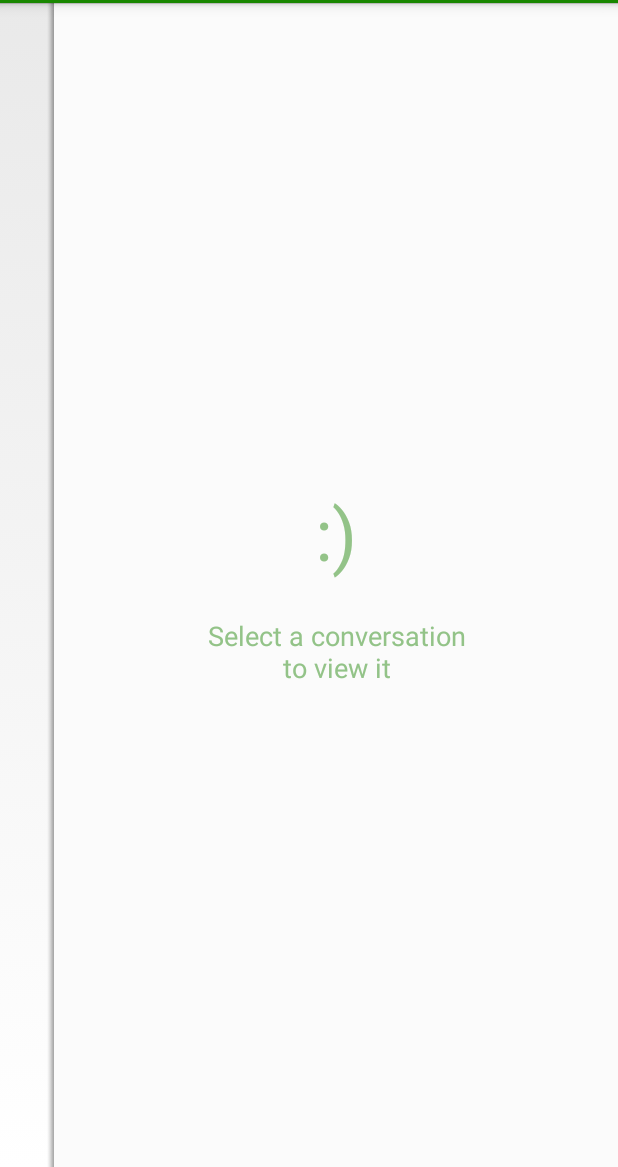
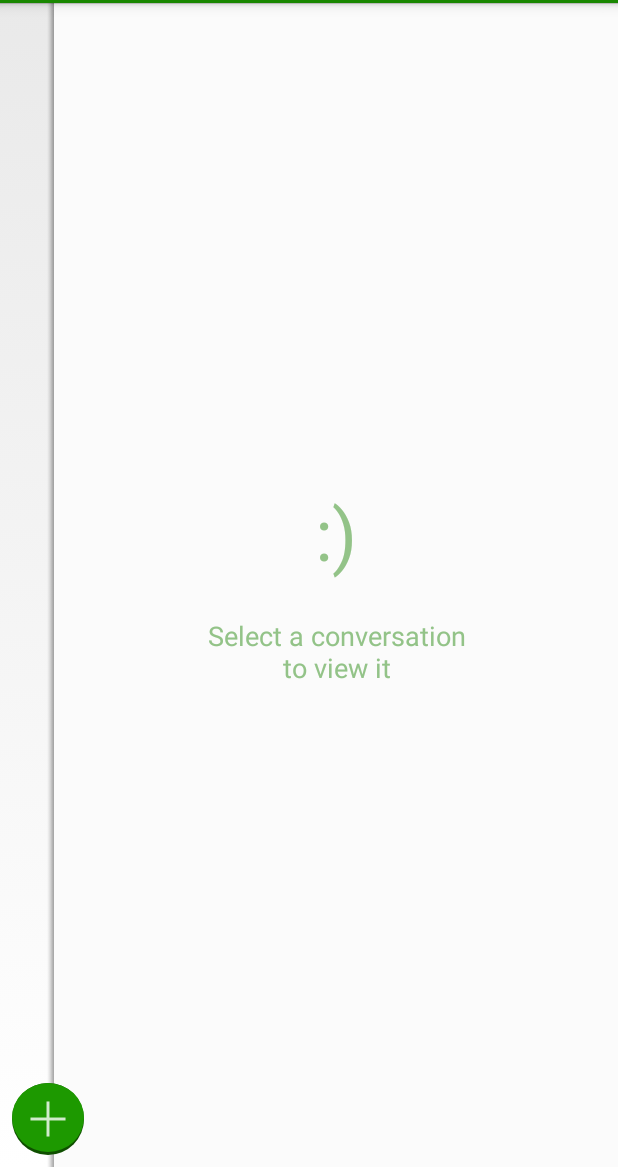
Before and after one commit to amlcurran/Messages, an Android app: the screen it shows after launch (MessagesActivity), on a phone screen of 412 x 824 dp, the part 69-1236 px from its top. Run offline under Robolectric (Android 15) with nearby library versions, the phone set to English and light mode, and no system bars.

Commit message:
Add the add conversation button

```diff
--- /dev/null
+++ b/app/src/main/res/drawable/new_button2_bg.xml
@@ -0,0 +1,14 @@
+<?xml version="1.0" encoding="utf-8"?>
+
+<layer-list xmlns:android="http://schemas.android.com/apk/res/android">
+    <item>
+        <shape android:shape="oval">
+            <solid android:color="@color/theme_colour_dark" />
+        </shape>
+    </item>
+    <item android:bottom="2dp">
+        <shape android:shape="oval">
+            <solid android:color="@color/theme_colour" />
+        </shape>
+    </item>
+</layer-list>
--- a/app/src/main/res/layout/activity_messages_sliding.xml
+++ b/app/src/main/res/layout/activity_messages_sliding.xml
@@ -1,9 +1,13 @@
 <?xml version="1.0" encoding="utf-8"?>
+<FrameLayout xmlns:android="http://schemas.android.com/apk/res/android"
+    android:layout_width="match_parent"
+    android:layout_height="match_parent">
+
     <view xmlns:android="http://schemas.android.com/apk/res/android"
         android:layout_width="match_parent"
         android:layout_height="match_parent"
         class="android.support.v4.widget.SlidingPaneLayout"
-    android:id="@+id/sliding_pane" >
+        android:id="@+id/sliding_pane">
 
         <FrameLayout
             android:layout_width="240dp"
@@ -18,3 +22,15 @@
             android:id="@+id/secondary" />
 
     </view>
+
+    <ImageButton
+        android:layout_width="48dp"
+        android:layout_height="48dp"
+        android:id="@+id/imageButton"
+        android:layout_gravity="left|bottom"
+        android:background="@drawable/new_button2_bg"
+        android:layout_marginLeft="8dp"
+        android:layout_marginBottom="8dp"
+        android:src="@drawable/ic_action_add_white" />
+
+</FrameLayout>
--- a/app/src/main/res/values/colors.xml
+++ b/app/src/main/res/values/colors.xml
@@ -4,5 +4,6 @@
     <color name="theme_colour_40">#661d9900</color>
     <color name="theme_colour_20">#331d9900</color>
     <color name="theme_colour_light">#93c388</color>
+    <color name="theme_colour_dark">#ff0f4f00</color>
     <color name="empty_hint_color">#C0C0C0</color>
 </resources>
```
Also changed, not shown: app/src/main/res/drawable/new_button_bg.xml (added, +14 -0 lines), app/src/main/res/drawable-hdpi/ic_action_add_green.png (added), app/src/main/res/drawable-hdpi/ic_action_add_white.png (added), app/src/main/res/drawable-mdpi/ic_action_add_green.png (added), app/src/main/res/drawable-mdpi/ic_action_add_white.png (added), app/src/main/res/drawable-xhdpi/ic_action_add_green.png (added), app/src/main/res/drawable-xhdpi/ic_action_add_white.png (added), app/src/main/res/drawable-xxhdpi/ic_action_add_green.png (added), app/src/main/res/drawable-xxhdpi/ic_action_add_white.png (added). Lines whose indentation alone changed are shown as unchanged.
